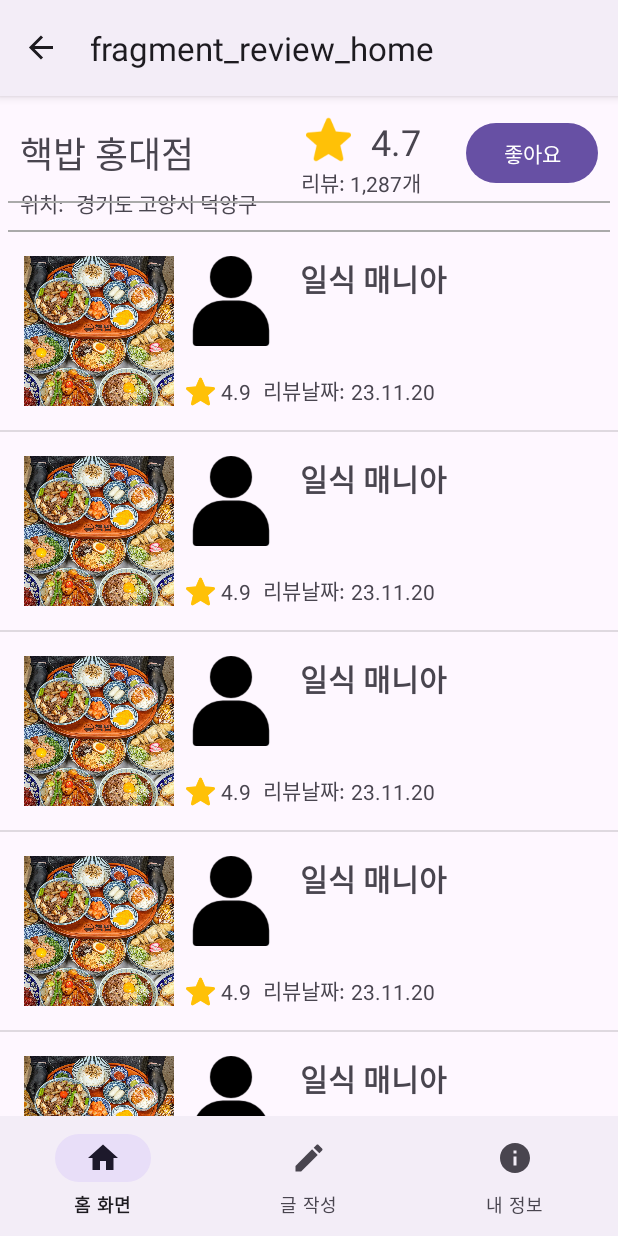
After one commit to MinJunKKang/FoodProject, an Android app: the ReviewHomeFragment screen opened through its navigation route, on a phone screen of 412 x 824 dp. The commit adds this screen. Run offline under Robolectric (Android 15) with nearby library versions, the phone set to English and light mode, and no system bars; our stand-ins replace navigation-ui.

Commit message:
review UI

```diff
--- a/app/build.gradle.kts
+++ b/app/build.gradle.kts
@@ -1,3 +1,5 @@
+import org.bouncycastle.asn1.iana.IANAObjectIdentifiers.experimental
+
 plugins {
     id("com.android.application")
     id("org.jetbrains.kotlin.android")
@@ -37,6 +39,7 @@ android {
     viewBinding{
         enable = true
     }
+
 }
 
 dependencies {
@@ -49,6 +52,7 @@ dependencies {
     implementation("androidx.navigation:navigation-ui-ktx:2.7.5")
     implementation("androidx.activity:activity-ktx:1.8.0")
     implementation("androidx.fragment:fragment-ktx:1.6.2")
+    implementation("androidx.recyclerview:recyclerview-selection:1.1.0")
 
     implementation("com.google.firebase:firebase-database:20.3.0")
     implementation("com.google.firebase:firebase-auth:22.3.0")
--- a/app/src/main/java/com/example/myfoodproject/NewnickFragment.kt
+++ b/app/src/main/java/com/example/myfoodproject/NewnickFragment.kt
@@ -23,7 +23,8 @@ class NewnickFragment : Fragment() {
 
         binding?.btnNewnickname?.setOnClickListener {
             val newNickname = binding?.etRenick?.text?.toString()
-            if (!newNickname.isNullOrBlank()) {
+            if ( !newNickname.isNullOrBlank()) {
+                // 새 닉네임이 비어있지 않은 경우에만 업데이트 시도
                 viewModel.updateNickname(newNickname) { success, message ->
                     if (success) {
                         findNavController().navigate(R.id.action_newnickFragment_to_infoFragment)
--- /dev/null
+++ b/app/src/main/java/com/example/myfoodproject/ReviewHomeFragment.kt
@@ -0,0 +1,62 @@
+package com.example.myfoodproject
+
+import android.content.Intent
+import android.os.Bundle
+import android.view.LayoutInflater
+import androidx.fragment.app.Fragment
+import android.view.View
+import android.view.ViewGroup
+import android.widget.Toast
+import androidx.navigation.fragment.findNavController
+import androidx.recyclerview.widget.DividerItemDecoration
+import androidx.recyclerview.widget.LinearLayoutManager
+import androidx.recyclerview.widget.LinearLayoutManager.VERTICAL
+import com.example.myfoodproject.databinding.FragmentReviewHomeBinding
+
+class ReviewHomeFragment : Fragment(), OnItemClickListener {
+    lateinit var binding: FragmentReviewHomeBinding
+
+    val reviewListss = arrayListOf( //DB로 연동받을 부분
+        Reviewlist(R.drawable.hackbab, R.drawable.male, "일식 매니아", 4.9, "23.11.20"),
+        Reviewlist(R.drawable.hackbab, R.drawable.male, "일식 매니아", 4.9, "23.11.20"),
+        Reviewlist(R.drawable.hackbab, R.drawable.male, "일식 매니아", 4.9, "23.11.20"),
+        Reviewlist(R.drawable.hackbab, R.drawable.male, "일식 매니아", 4.9, "23.11.20"),
+        Reviewlist(R.drawable.hackbab, R.drawable.male, "일식 매니아", 4.9, "23.11.20"),
+        Reviewlist(R.drawable.hackbab, R.drawable.male, "일식 매니아", 4.9, "23.11.20"),
+        Reviewlist(R.drawable.hackbab, R.drawable.male, "일식 매니아", 4.9, "23.11.20"),
+        Reviewlist(R.drawable.hackbab, R.drawable.male, "일식 매니아", 4.9, "23.11.20"),
+    )
+
+    override fun onCreateView(
+        inflater: LayoutInflater, container: ViewGroup?,
+        savedInstanceState: Bundle?
+    ): View? {
+        // 프래그먼트의 뷰를 생성하고 바인딩 초기화
+        binding = FragmentReviewHomeBinding.inflate(inflater, container, false)
+        return binding.root
+    }
+
+    override fun onViewCreated(view: View, savedInstanceState: Bundle?) {
+        super.onViewCreated(view, savedInstanceState)
+
+        // 리사이클러뷰 초기화
+        val adapter = ReviewlistAdapter(reviewListss, this)
+        binding.rcReviewlist.layoutManager = LinearLayoutManager(requireContext())
+        binding.rcReviewlist.adapter = adapter
+
+        // 구분선 만들기
+        val decoration = DividerItemDecoration(requireContext(),DividerItemDecoration.VERTICAL)
+        binding.rcReviewlist.addItemDecoration(decoration)
+
+        binding?.btnLike?.setOnClickListener {
+            Toast.makeText(binding.btnLike.context,"좋아요 누른 가게에 추가되었습니다.", Toast.LENGTH_SHORT).show()
+        }
+    }
+
+    override fun onItemClick(reviewlist: Reviewlist) {
+        // 클릭된 아이템에 대한 동작 수행
+        // 다른 Fragment로 이동하는 코드를 여기에 추가
+        findNavController().navigate(R.id.action_reviewHomeFragment_to_reviewDetailFragment)
+    }
+
+}
--- /dev/null
+++ b/app/src/main/java/com/example/myfoodproject/Reviewlist.kt
@@ -0,0 +1,7 @@
+package com.example.myfoodproject
+
+import android.os.Parcel
+import android.os.Parcelable
+import androidx.versionedparcelable.VersionedParcelize
+
+class Reviewlist(val picture: Int, val user: Int, val name: String, val rate: Double, val date: String)
--- /dev/null
+++ b/app/src/main/java/com/example/myfoodproject/ReviewlistAdapter.kt
@@ -0,0 +1,49 @@
+package com.example.myfoodproject
+
+import android.content.Intent
+import android.view.LayoutInflater
+import android.view.ViewGroup
+import android.widget.Toast
+import androidx.recyclerview.widget.RecyclerView
+import com.example.myfoodproject.databinding.FragmentReviewListBinding
+interface OnItemClickListener{ // 리사이클러뷰 아이템 클릭을 처리하기 위한 인터페이스 정의
+    fun onItemClick(reviewlist: Reviewlist)
+}
+
+class ReviewlistAdapter(val reviewlists: ArrayList<Reviewlist>, private val listener: OnItemClickListener) : RecyclerView.Adapter<ReviewlistAdapter.Holder>(){
+
+
+    override fun onCreateViewHolder(parent: ViewGroup, viewType: Int): Holder { //xml과 연결
+        val binding = FragmentReviewListBinding.inflate(LayoutInflater.from(parent.context)) // Adapter와 연결될 fragment_review_list.xml을 가져옴
+        return Holder(binding) // CustomviewHolder의 itemview를 끌어와서 반환
+    }
+
+
+    override fun onBindViewHolder(holder: Holder, position: Int) { // onCreateViewHolder로 만들어진 view를 실질적으로 연결, 스크롤을 할 때나 리스트뷰를 계속 사용할 때 모든 데이터를 안정적으로 매칭
+        holder.bind(reviewlists[position])
+
+        holder.itemView.setOnClickListener {
+            // 리사이클러뷰의 해당 아이템 데이터를 가져옴
+            val selectedReview = reviewlists[position]
+            // 인터페이스를 통해 클릭 이벤트 전달
+            listener.onItemClick(selectedReview)
+        }
+    }
+
+    override fun getItemCount() = reviewlists.size //reviewlists의 크기 반환
+
+    //view에 대한 것을 잡아주는 holder역할
+    class Holder(private val binding: FragmentReviewListBinding) : RecyclerView.ViewHolder(binding.root) {
+        private val context = binding.root.context
+
+        fun bind(reviewlist: Reviewlist) {
+            binding.smallPic.setImageResource(R.drawable.hackbab)
+            binding.profilePic.setImageResource(R.drawable.male)
+            binding.usrName.text = reviewlist.name
+            binding.starRate.text = reviewlist.rate.toString()
+            binding.date.text = reviewlist.date
+        }
+
+    }
+
+}
--- a/app/src/main/res/layout/fragment_newnick.xml
+++ b/app/src/main/res/layout/fragment_newnick.xml
@@ -16,6 +16,7 @@
         android:text="닉네임"
         app:layout_constraintStart_toStartOf="parent"
         app:layout_constraintTop_toTopOf="parent" />
+
 
     <EditText
         android:id="@+id/et_renick"
--- /dev/null
+++ b/app/src/main/res/layout/fragment_review_home.xml
@@ -0,0 +1,158 @@
+<?xml version="1.0" encoding="utf-8"?>
+<androidx.constraintlayout.widget.ConstraintLayout xmlns:android="http://schemas.android.com/apk/res/android"
+    xmlns:app="http://schemas.android.com/apk/res-auto"
+    xmlns:tools="http://schemas.android.com/tools"
+    android:layout_width="match_parent"
+    android:layout_height="match_parent"
+    tools:context=".ReviewHomeFragment"
+    tools:ignore="MissingDefaultResource">
+
+    <!-- TODO: Update blank fragment layout -->
+
+    <androidx.recyclerview.widget.RecyclerView
+        android:id="@+id/rc_reviewlist"
+        android:layout_width="match_parent"
+        android:layout_height="600dp"
+        app:layout_constraintBottom_toBottomOf="parent"
+        app:layout_constraintTop_toBottomOf="@+id/location"
+        tools:layout_editor_absoluteX="-31dp" />
+
+    <androidx.constraintlayout.widget.ConstraintLayout
+        android:id="@+id/location"
+        android:layout_width="match_parent"
+        android:layout_height="30dp"
+        android:layout_marginStart="5dp"
+        android:layout_marginEnd="5dp"
+        app:layout_constraintBottom_toTopOf="@+id/rc_reviewlist"
+        app:layout_constraintEnd_toEndOf="parent"
+        app:layout_constraintStart_toStartOf="parent"
+        app:layout_constraintTop_toBottomOf="@+id/reviewtitle">
+
+        <View
+            android:id="@+id/view2"
+            android:layout_width="match_parent"
+            android:layout_height="1dp"
+            android:background="@android:color/darker_gray"
+            app:layout_constraintBottom_toBottomOf="parent"
+            tools:layout_editor_absoluteX="0dp" />
+
+        <TextView
+            android:id="@+id/textView11"
+            android:layout_width="wrap_content"
+            android:layout_height="wrap_content"
+            android:layout_marginStart="8dp"
+            android:layout_marginBottom="8dp"
+            android:text="위치:"
+            app:layout_constraintBottom_toTopOf="@+id/view2"
+            app:layout_constraintStart_toStartOf="parent"
+            app:layout_constraintTop_toTopOf="parent" />
+
+        <TextView
+            android:id="@+id/textView12"
+            android:layout_width="wrap_content"
+            android:layout_height="wrap_content"
+            android:layout_marginStart="8dp"
+            android:layout_marginBottom="8dp"
+            android:text="경기도 고양시 덕양구"
+            app:layout_constraintBottom_toTopOf="@+id/view2"
+            app:layout_constraintStart_toEndOf="@+id/textView11"
+            app:layout_constraintTop_toTopOf="parent" />
+    </androidx.constraintlayout.widget.ConstraintLayout>
+
+    <androidx.constraintlayout.widget.ConstraintLayout
+        android:id="@+id/reviewtitle"
+        android:layout_width="match_parent"
+        android:layout_height="wrap_content"
+        android:layout_marginStart="5dp"
+        android:layout_marginTop="4dp"
+        android:layout_marginEnd="5dp"
+        app:layout_constraintEnd_toEndOf="parent"
+        app:layout_constraintHorizontal_bias="1.0"
+        app:layout_constraintStart_toStartOf="parent"
+        app:layout_constraintTop_toTopOf="parent">
+
+        <TextView
+            android:id="@+id/textView7"
+            android:layout_width="wrap_content"
+            android:layout_height="wrap_content"
+            android:layout_marginStart="8dp"
+            android:layout_marginTop="8dp"
+            android:layout_marginBottom="8dp"
+            android:text="핵밥 홍대점"
+            android:textSize="24sp"
+            app:layout_constraintBottom_toBottomOf="parent"
+            app:layout_constraintStart_toStartOf="parent"
+            app:layout_constraintTop_toTopOf="parent" />
+
+        <ImageView
+            android:id="@+id/imageView2"
+            android:layout_width="30dp"
+            android:layout_height="30dp"
+            android:layout_marginTop="10dp"
+            android:layout_marginEnd="13dp"
+            android:src="@drawable/star"
+            app:layout_constraintEnd_toStartOf="@+id/textView6"
+            app:layout_constraintTop_toTopOf="parent" />
+
+        <TextView
+            android:id="@+id/textView6"
+            android:layout_width="wrap_content"
+            android:layout_height="wrap_content"
+            android:layout_marginTop="10dp"
+            android:layout_marginEnd="30dp"
+            android:text="4.7"
+            android:textSize="24sp"
+            app:layout_constraintEnd_toStartOf="@+id/btn_like"
+            app:layout_constraintTop_toTopOf="parent" />
+
+        <Button
+            android:id="@+id/btn_like"
+            android:layout_width="wrap_content"
+            android:layout_height="48dp"
+            android:layout_marginTop="8dp"
+            android:layout_marginEnd="8dp"
+            android:layout_marginBottom="8dp"
+            android:text="좋아요"
+            app:layout_constraintBottom_toBottomOf="parent"
+            app:layout_constraintEnd_toEndOf="parent"
+            app:layout_constraintTop_toTopOf="parent" />
+
+        <TextView
+            android:id="@+id/textView8"
+            android:layout_width="wrap_content"
+            android:layout_height="wrap_content"
+            android:layout_marginBottom="3dp"
+            android:text="리뷰: "
+            app:layout_constraintBottom_toBottomOf="parent"
+            app:layout_constraintEnd_toStartOf="@+id/textView9" />
+
+        <TextView
+            android:id="@+id/textView9"
+            android:layout_width="wrap_content"
+            android:layout_height="wrap_content"
+            android:layout_marginBottom="3dp"
+            android:text="1,287"
+            app:layout_constraintBottom_toBottomOf="parent"
+            app:layout_constraintEnd_toStartOf="@+id/textView10" />
+
+        <TextView
+            android:id="@+id/textView10"
+            android:layout_width="wrap_content"
+            android:layout_height="wrap_content"
+            android:layout_marginEnd="30dp"
+            android:layout_marginBottom="3dp"
+            android:text="개"
+            app:layout_constraintBottom_toBottomOf="parent"
+            app:layout_constraintEnd_toStartOf="@+id/btn_like"
+            app:layout_constraintTop_toBottomOf="@+id/textView6" />
+
+        <View
+            android:layout_width="match_parent"
+            android:layout_height="1dp"
+            android:background="@android:color/darker_gray"
+            app:layout_constraintBottom_toBottomOf="parent"
+            tools:layout_editor_absoluteX="0dp" />
+
+    </androidx.constraintlayout.widget.ConstraintLayout>
+
+</androidx.constraintlayout.widget.ConstraintLayout>
--- /dev/null
+++ b/app/src/main/res/layout/fragment_review_list.xml
@@ -0,0 +1,94 @@
+<?xml version="1.0" encoding="utf-8"?>
+<androidx.constraintlayout.widget.ConstraintLayout xmlns:android="http://schemas.android.com/apk/res/android"
+    xmlns:app="http://schemas.android.com/apk/res-auto"
+    xmlns:tools="http://schemas.android.com/tools"
+    android:layout_width="match_parent"
+    android:layout_height="wrap_content"
+    tools:context=".ReviewListFragment">
+
+    <androidx.constraintlayout.widget.ConstraintLayout
+        android:layout_width="match_parent"
+        android:layout_height="wrap_content"
+        android:layout_marginStart="8dp"
+        android:layout_marginTop="8dp"
+        android:layout_marginEnd="8dp"
+        android:layout_marginBottom="8dp"
+        app:layout_constraintBottom_toBottomOf="parent"
+        app:layout_constraintEnd_toEndOf="parent"
+        app:layout_constraintStart_toStartOf="parent"
+        app:layout_constraintTop_toTopOf="parent">
+
+        <ImageView
+            android:id="@+id/profile_pic"
+            android:layout_width="60dp"
+            android:layout_height="60dp"
+            android:layout_marginStart="8dp"
+            android:layout_marginTop="8dp"
+            app:layout_constraintStart_toEndOf="@+id/small_pic"
+            app:layout_constraintTop_toTopOf="parent"
+            tools:src="@tools:sample/avatars" />
+
+        <TextView
+            android:id="@+id/usr_name"
+            android:layout_width="wrap_content"
+            android:layout_height="wrap_content"
+            android:layout_marginStart="16dp"
+            android:text="일식 매니아"
+            android:textSize="20sp"
+            android:textStyle="bold"
+            app:layout_constraintStart_toEndOf="@+id/profile_pic"
+            app:layout_constraintTop_toTopOf="@+id/profile_pic" />
+
+        <ImageView
+            android:id="@+id/star"
+            android:layout_width="19dp"
+            android:layout_height="19dp"
+            android:layout_marginEnd="4dp"
+            android:layout_marginBottom="8dp"
+            android:src="@drawable/star"
+            app:layout_constraintBottom_toBottomOf="parent"
+            app:layout_constraintEnd_toStartOf="@+id/star_rate" />
+
+        <TextView
+            android:id="@+id/star_rate"
+            android:layout_width="wrap_content"
+            android:layout_height="wrap_content"
+            android:layout_marginEnd="8dp"
+            android:layout_marginBottom="8dp"
+            android:text="4.9"
+            app:layout_constraintBottom_toBottomOf="parent"
+            app:layout_constraintEnd_toStartOf="@+id/review_date" />
+
+        <TextView
+            android:id="@+id/review_date"
+            android:layout_width="wrap_content"
+            android:layout_height="wrap_content"
+            android:layout_marginEnd="4dp"
+            android:layout_marginBottom="8dp"
+            android:text="리뷰날짜:"
+            app:layout_constraintBottom_toBottomOf="parent"
+            app:layout_constraintEnd_toStartOf="@+id/date" />
+
+        <TextView
+            android:id="@+id/date"
+            android:layout_width="wrap_content"
+            android:layout_height="wrap_content"
+            android:layout_marginEnd="8dp"
+            android:layout_marginBottom="8dp"
+            android:text="23.11.20"
+            app:layout_constraintBottom_toBottomOf="parent"
+            app:layout_constraintEnd_toEndOf="parent" />
+
+        <ImageView
+            android:id="@+id/small_pic"
+            android:layout_width="100dp"
+            android:layout_height="100dp"
+            android:layout_marginStart="8dp"
+            android:layout_marginTop="8dp"
+            android:layout_marginBottom="8dp"
+            android:src="@drawable/hackbab"
+            app:layout_constraintBottom_toBottomOf="parent"
+            app:layout_constraintStart_toStartOf="parent"
+            app:layout_constraintTop_toTopOf="parent" />
+    </androidx.constraintlayout.widget.ConstraintLayout>
+</androidx.constraintlayout.widget.ConstraintLayout>
--- a/app/src/main/res/navigation/nav_main.xml
+++ b/app/src/main/res/navigation/nav_main.xml
@@ -3,7 +3,7 @@
     xmlns:app="http://schemas.android.com/apk/res-auto"
     xmlns:tools="http://schemas.android.com/tools"
     android:id="@+id/nav_main"
-    app:startDestination="@id/loginFragment">
+    app:startDestination="@id/entryFragment">
 
     <fragment
         android:id="@+id/entryFragment"
@@ -56,10 +56,24 @@
             app:destination="@id/infoFragment" />
     </fragment>
     <fragment
+        android:id="@+id/reviewHomeFragment"
+        android:name="com.example.myfoodproject.ReviewHomeFragment"
+        android:label="fragment_review_home"
+        tools:layout="@layout/fragment_review_home" >
+        <action
+            android:id="@+id/action_reviewHomeFragment_to_reviewDetailFragment"
+            app:destination="@id/reviewDetailFragment" />
+    </fragment>
+    <fragment
+        android:id="@+id/reviewDetailFragment"
+        android:name="com.example.myfoodproject.ReviewDetailFragment"
+        android:label="fragment_review_detail"
+        tools:layout="@layout/fragment_review_detail" />
+    <fragment
         android:id="@+id/loginFragment"
         android:name="com.example.myfoodproject.LoginFragment"
-        android:label="로그인"
-        tools:layout="@layout/fragment_login">
+        android:label="fragment_login"
+        tools:layout="@layout/fragment_login" >
         <action
             android:id="@+id/action_loginFragment_to_registerFragment"
             app:destination="@id/registerFragment" />
@@ -70,10 +84,6 @@
     <fragment
         android:id="@+id/registerFragment"
         android:name="com.example.myfoodproject.RegisterFragment"
-        android:label="회원가입"
-        tools:layout="@layout/fragment_register">
-        <action
-            android:id="@+id/action_registerFragment_to_loginFragment"
-            app:destination="@id/loginFragment" />
-    </fragment>
+        android:label="fragment_register"
+        tools:layout="@layout/fragment_register" />
 </navigation>
```
Also changed, not shown: app/src/main/java/com/example/myfoodproject/ReviewDetailFragment.kt (added, +59 -0 lines), app/src/main/java/com/example/myfoodproject/ReviewListFragment.kt (added, +59 -0 lines), app/src/main/res/layout/fragment_review_detail.xml (added, +208 -0 lines), app/src/main/res/drawable/hackbab.png (added), app/src/main/res/drawable/star.png (added), app/src/main/res/layout/activity_main.xml (line endings or trailing spaces), 2 other files.
